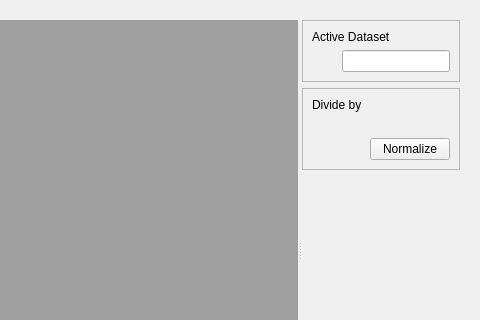
Above: NiChart_Viewer/plugins/icvcorrview/icvcorrview.ui from CBICA/NiChart_Viewer before the change; both pictures show x 320 to 800 and y 0 to 320 of the 800 by 500 pixel window. Below: the same form after it.
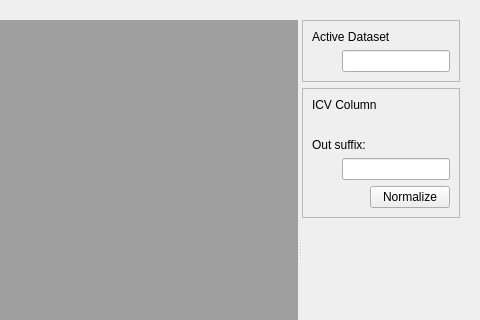
That is the form after the change.

Patch:
```diff
--- a/NiChart_Viewer/plugins/icvcorrview/icvcorrview.ui
+++ b/NiChart_Viewer/plugins/icvcorrview/icvcorrview.ui
@@ -125,7 +125,7 @@
                             <item>
                             <widget  class="QLabel"  name="label_select">
                                 <property  name="text">
-                                <string>Divide by</string>
+                                <string>ICV Column</string>
                                 </property>
                             </widget>
                             </item>
@@ -156,6 +156,41 @@
                             </layout>
                             </item>
                             
+                            <item>
+                            <widget  class="QLabel"  name="label_select2">
+                                <property  name="text">
+                                <string>Out suffix: </string>
+                                </property>
+                            </widget>
+                            </item>
+                            
+                            <item>
+                            <layout  class="QHBoxLayout"  name="horizontalLayout_6">
+                                <item>
+                                <spacer  name="horizontalSpacer_6">
+                                    <property  name="orientation">
+                                    <enum>Qt::Horizontal</enum>
+                                    </property>
+                                    
+                                    <property name="sizeType">
+                                        <enum>QSizePolicy::Fixed</enum>
+                                    </property>
+                                    
+                                    <property  name="sizeHint"  stdset="0">
+                                    <size>
+                                        <width>30</width>
+                                        <height>20</height>
+                                    </size>
+                                    </property>
+                                </spacer>
+                                </item>
+                                <item>
+                                    <widget  class="QLineEdit"  name="edit_out_suff">
+                                    </widget>
+                                </item>
+                            </layout>
+                            </item>                            
+                            
                             <item>
                             <layout  class="QHBoxLayout"  name="horizontalLayout_8">
 
```
